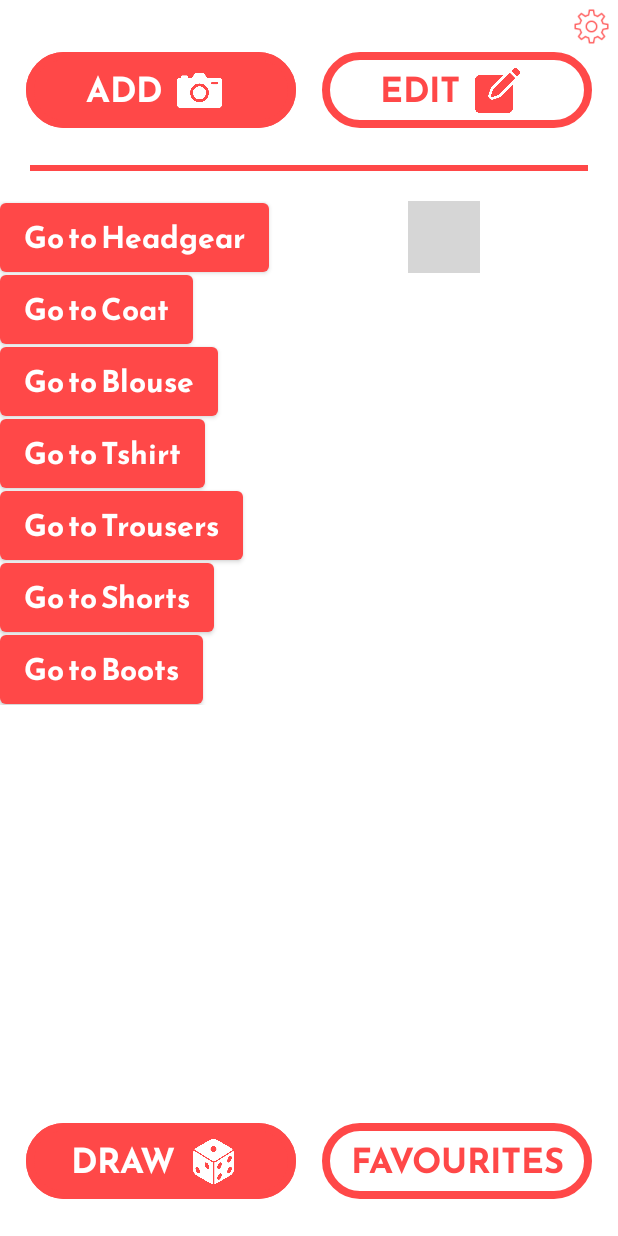
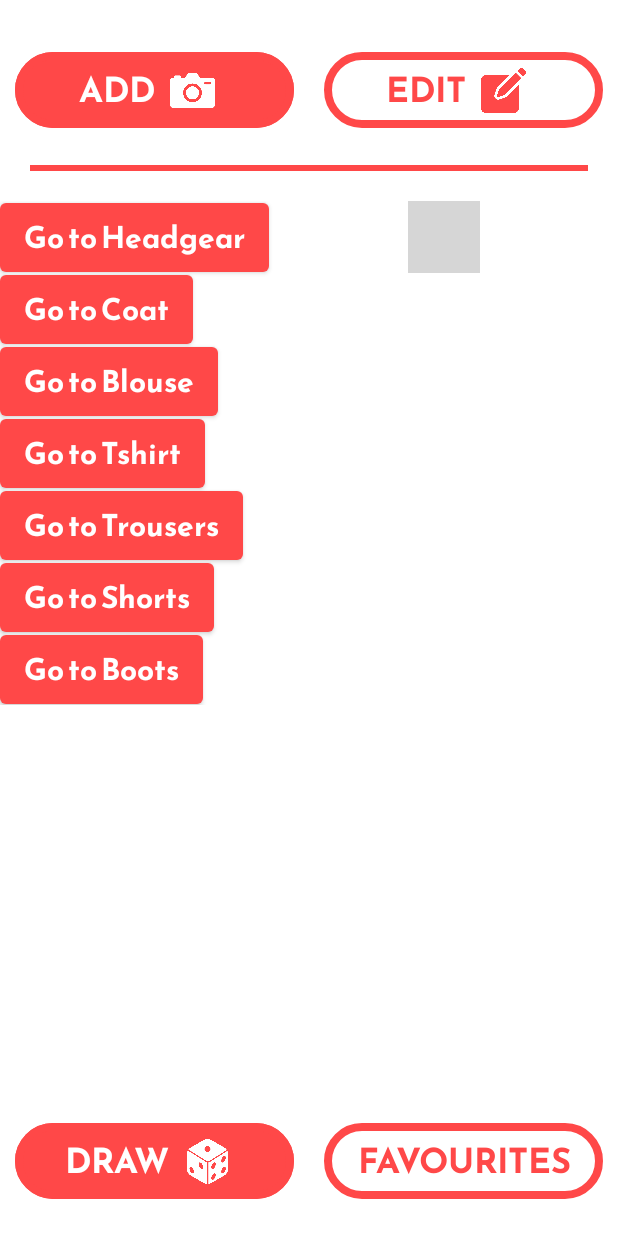
Before and after one commit to janeliasz/wearit, an Android app built with Jetpack Compose: the WardrobeScreen screen opened through its navigation route, on a phone screen of 412 x 824 dp. Run offline under Robolectric (Android 15) with nearby library versions, the phone set to English and light mode, and no system bars; our stand-ins replace Room's generated code; 2 statements that could not run were skipped; grey boxes are pictures that could not be loaded.

Commit message:
button style changed and settings navigation deleted

```diff
--- a/app/src/main/java/com/example/wearit/WearItApp.kt
+++ b/app/src/main/java/com/example/wearit/WearItApp.kt
@@ -18,7 +18,6 @@ enum class WearItScreen() {
     Intro,
     Picker,
     Wardrobe,
-    Settings
 }
 
 @Preview
@@ -75,8 +74,6 @@ fun WearItApp() {
                     )!!
                 },
                 setActiveInactive = { viewModel.setItemActiveInactive(it) },
-                goToSettings = { navController.navigate(WearItScreen.Settings.name) },
-
                 )
         }
     }
--- a/app/src/main/java/com/example/wearit/components/MasterButton.kt
+++ b/app/src/main/java/com/example/wearit/components/MasterButton.kt
@@ -27,13 +27,11 @@ fun MasterButton(
     modifier: Modifier,
     icon: Int?,
     text: String,
-    width: Dp,
 
 
     ) {
     Button(
         modifier = Modifier
-            .width(width)
             .then(modifier)
             .border(
                 width = 5.dp,
--- a/app/src/main/java/com/example/wearit/ui/WardrobeScreen.kt
+++ b/app/src/main/java/com/example/wearit/ui/WardrobeScreen.kt
@@ -35,7 +35,6 @@ fun WardrobeScreen(
     saveItem: (bitmap: Bitmap) -> Unit,
     getItemPhotoByPhotoFilename: (itemId: String) -> Bitmap,
     setActiveInactive: (item: Item) -> Unit,
-    goToSettings: () -> Unit,
 
     ) {
 
@@ -51,7 +50,6 @@ fun WardrobeScreen(
                 saveItem = saveItem,
                 getItemPhotoByPhotoFilename = getItemPhotoByPhotoFilename,
                 setActiveInactive = setActiveInactive,
-                goToSettings = goToSettings
             )
         },
         bottomBar = {
@@ -72,14 +70,12 @@ fun WardrobePageContent(
     saveItem: (bitmap: Bitmap) -> Unit,
     getItemPhotoByPhotoFilename: (itemId: String) -> Bitmap,
     setActiveInactive: (item: Item) -> Unit,
-    goToSettings: () -> Unit,
 
     ) {
     Box(modifier = Modifier.padding(innerPadding)) {
         Column() {
             WardrobeNavigationSection(
                 saveItem = saveItem,
-                goToSettings = goToSettings
             )
 
             Divider(
@@ -209,7 +205,6 @@ fun SingleClothItem(
 @Composable
 fun WardrobeNavigationSection(
     saveItem: (bitmap: Bitmap) -> Unit,
-    goToSettings: () -> Unit,
 
 
     ) {
@@ -224,15 +219,6 @@ fun WardrobeNavigationSection(
         }
     )
     Box(){
-        Icon(painterResource(
-            id = R.drawable.settings),
-            contentDescription = "settings",
-            modifier = Modifier
-                .size(30.dp)
-                .align(Alignment.TopEnd)
-                .padding(0.dp, 5.dp, 5 .dp, 0.dp)
-                .clickable { goToSettings() }
-        )
         Row(
             modifier = Modifier
                 .fillMaxWidth()
@@ -244,19 +230,23 @@ fun WardrobeNavigationSection(
             MasterButton(
                 type = ButtonType.RED,
                 onClick = { imagePicker.launch("image/*") },
-                modifier = Modifier,
+                modifier = Modifier
+                    .fillMaxWidth()
+                    .weight(1f)
+                    .padding(10.dp),
                 icon = R.drawable.camera,
                 text = "ADD",
-                width = 180.dp
             )
 
             MasterButton(
                 type = ButtonType.WHITE,
                 onClick = { /*todo*/ },
-                modifier = Modifier,
+                modifier = Modifier
+                    .fillMaxWidth()
+                    .weight(1f)
+                    .padding(10.dp),
                 icon = R.drawable.editing,
                 text = "EDIT",
-                width = 180.dp
             )
         }
     }
@@ -277,19 +267,23 @@ fun BottomBarSpace(
         MasterButton(
             type = ButtonType.RED,
             onClick = goToPickerScreen,
-            modifier = Modifier,
+            modifier = Modifier
+                .fillMaxWidth()
+                .weight(1f)
+                .padding(10.dp),
             icon = R.drawable.dice,
             text = "DRAW",
-            width = 180.dp
         )
 
         MasterButton(
             type = ButtonType.WHITE,
             onClick = { TODO() },
-            modifier = Modifier,
+            modifier = Modifier
+                .fillMaxWidth()
+                .weight(1f)
+                .padding(10.dp),
             icon = null,
             text = "FAVOURITES",
-            width = 180.dp,
         )
     }
 }
```
